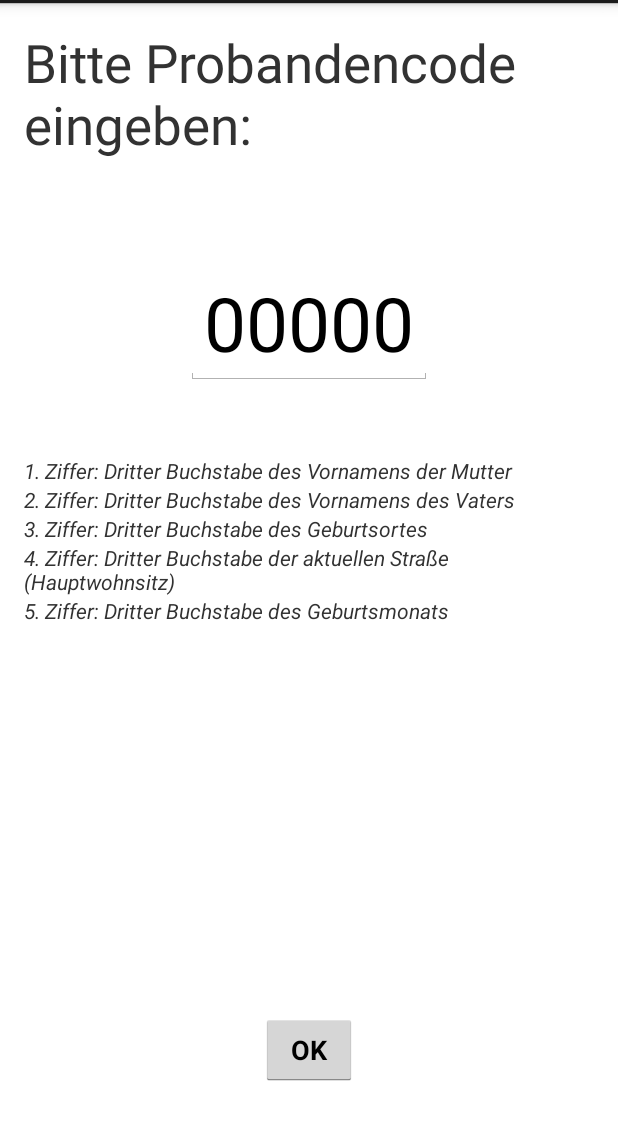
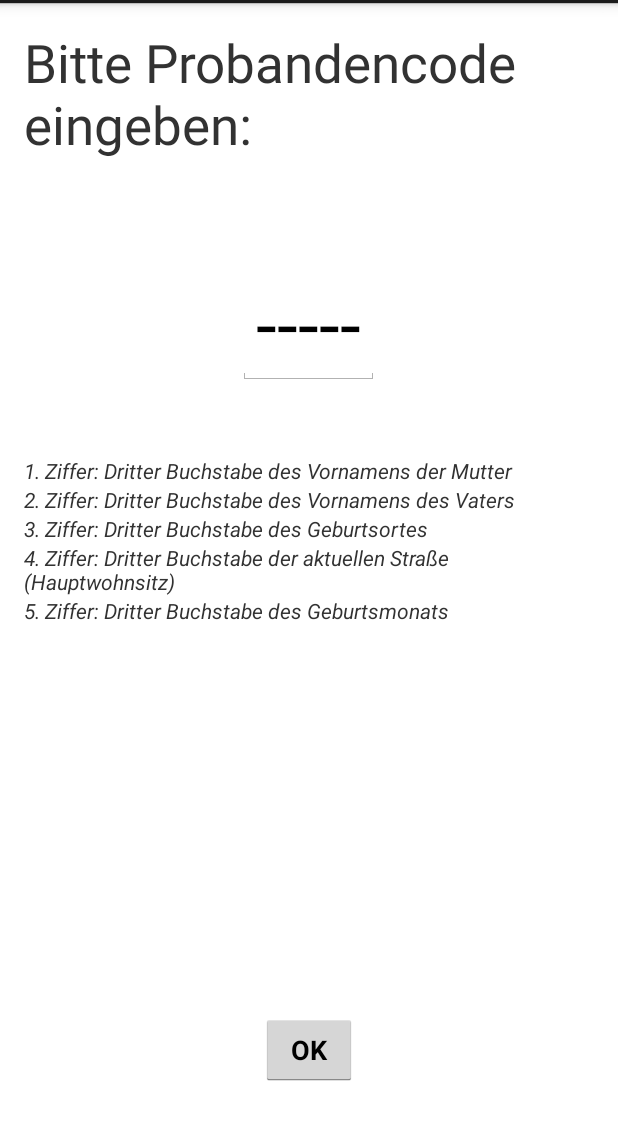
Before and after one commit to Nasto/SWE-App, an Android app: the screen it shows after launch (MainActivity), on a phone screen of 412 x 824 dp, the part 69-1209 px from its top. Run offline under Robolectric (Android 15) with nearby library versions, the phone set to English and light mode, and no system bars.

```diff
--- a/src/main/res/layout/activity_main.xml
+++ b/src/main/res/layout/activity_main.xml
@@ -20,13 +20,15 @@
             android:layout_height="wrap_content"
             android:id="@+id/editText"
             android:capitalize="characters"
-            android:digits="5"
-            android:text="00000"
+            android:text="-----"
             android:textSize="50dp"
             android:layout_marginTop="68dp"
             android:layout_below="@+id/textView"
             android:layout_centerHorizontal="true"
-            android:editable="true"/>
+            android:editable="true"
+            android:inputType="text"
+            android:maxLength="5"
+            />
 
     <TextView
             android:layout_width="wrap_content"
```
Also changed, not shown: 1 other file.
